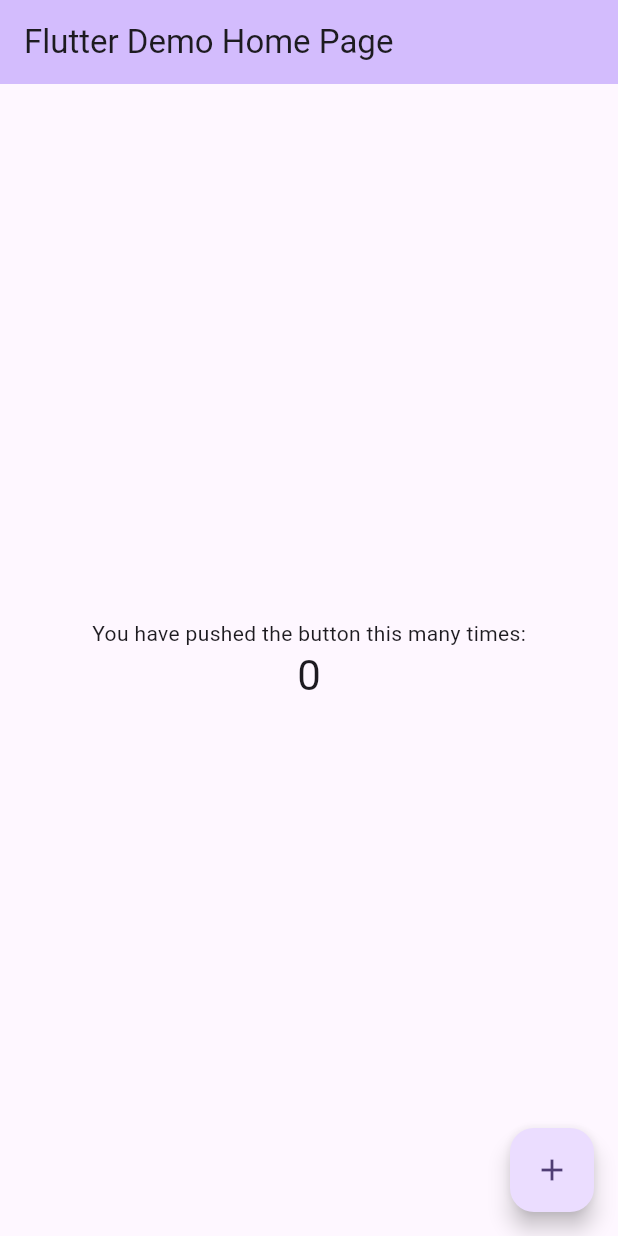
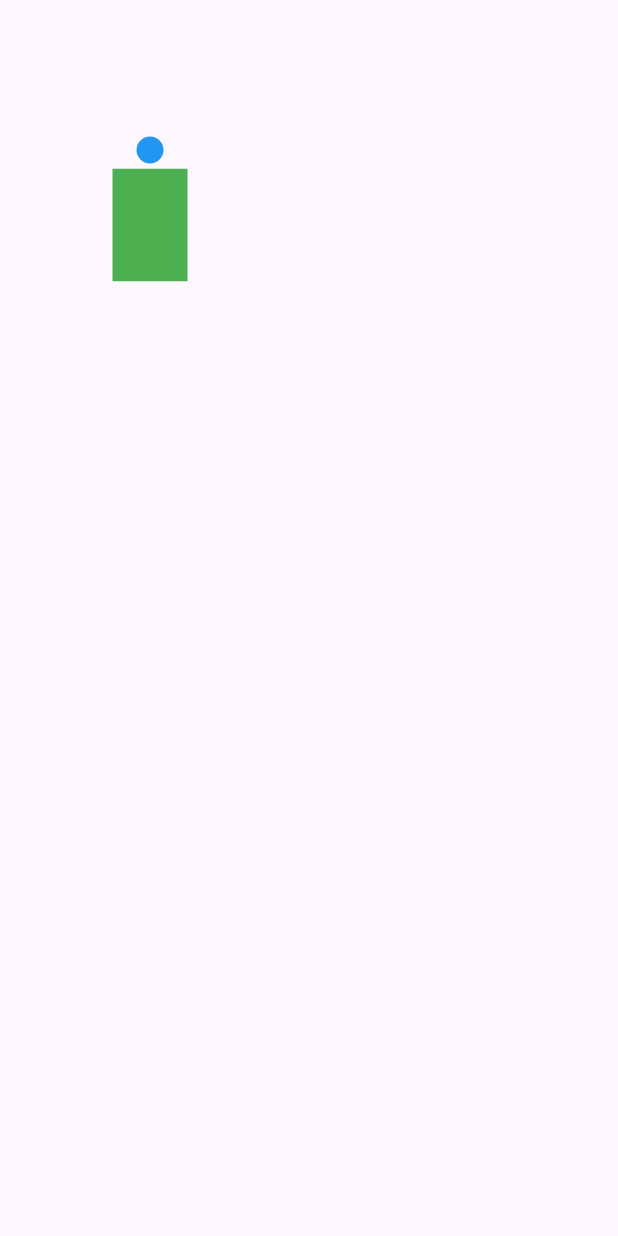
Before and after one commit to Adamv27/webpaint, a Flutter app: the screen it shows after launch, on a phone screen of 412 x 824 dp. Run offline on Flutter 3.47's test engine with Material 3 defaults, Android fonts, the phone set to English and light mode, and no system bars.

Commit message:
Add basic CustomPainter widget

```diff
--- a/lib/main.dart
+++ b/lib/main.dart
@@ -7,119 +7,66 @@
 class MyApp extends StatelessWidget {
   const MyApp({super.key});
 
-  // This widget is the root of your application.
   @override
   Widget build(BuildContext context) {
     return MaterialApp(
       title: 'Flutter Demo',
       theme: ThemeData(
-        // This is the theme of your application.
-        //
-        // TRY THIS: Try running your application with "flutter run". You'll see
-        // the application has a purple toolbar. Then, without quitting the app,
-        // try changing the seedColor in the colorScheme below to Colors.green
-        // and then invoke "hot reload" (save your changes or press the "hot
-        // reload" button in a Flutter-supported IDE, or press "r" if you used
-        // the command line to start the app).
-        //
-        // Notice that the counter didn't reset back to zero; the application
-        // state is not lost during the reload. To reset the state, use hot
-        // restart instead.
-        //
-        // This works for code too, not just values: Most code changes can be
-        // tested with just a hot reload.
         colorScheme: ColorScheme.fromSeed(seedColor: Colors.deepPurple),
         useMaterial3: true,
       ),
-      home: const MyHomePage(title: 'Flutter Demo Home Page'),
+      home: const MyHomePage(),
     );
   }
 }
 
-class MyHomePage extends StatefulWidget {
-  const MyHomePage({super.key, required this.title});
-
-  // This widget is the home page of your application. It is stateful, meaning
-  // that it has a State object (defined below) that contains fields that affect
-  // how it looks.
-
-  // This class is the configuration for the state. It holds the values (in this
-  // case the title) provided by the parent (in this case the App widget) and
-  // used by the build method of the State. Fields in a Widget subclass are
-  // always marked "final".
-
-  final String title;
+class MyHomePage extends StatelessWidget {
+  const MyHomePage({super.key});
 
   @override
-  State<MyHomePage> createState() => _MyHomePageState();
+  Widget build(BuildContext context) {
+    return Scaffold(
+      body: CustomPaint(
+        painter: DemoPainter(Colors.green),
+        willChange: true,
+        child: const SizedBox.square(
+          dimension: 200.0,
+        ),
+      ),
+    );
+  }
 }
 
-class _MyHomePageState extends State<MyHomePage> {
-  int _counter = 0;
+class DemoPainter extends CustomPainter {
+  final Color rectColor;
+  DemoPainter(this.rectColor);
 
-  void _incrementCounter() {
-    setState(() {
-      // This call to setState tells the Flutter framework that something has
-      // changed in this State, which causes it to rerun the build method below
-      // so that the display can reflect the updated values. If we changed
-      // _counter without calling setState(), then the build method would not be
-      // called again, and so nothing would appear to happen.
-      _counter++;
-    });
+  var rect = Rect.fromCenter(
+    center: const Offset(100.0, 150.0),
+    width: 50,
+    height: 75,
+  );
+
+  @override
+  void paint(Canvas canvas, Size size) {
+    var center = Offset(size.width / 2, size.height / 2);
+    var paint = Paint()
+      ..color = rectColor
+      ..strokeWidth = 9.0;
+
+    canvas.drawRect(rect, paint);
+    var radius = 9.0;
+    paint = Paint()..color = Colors.blue;
+    canvas.drawCircle(center, radius, paint);
   }
 
   @override
-  Widget build(BuildContext context) {
-    // This method is rerun every time setState is called, for instance as done
-    // by the _incrementCounter method above.
-    //
-    // The Flutter framework has been optimized to make rerunning build methods
-    // fast, so that you can just rebuild anything that needs updating rather
-    // than having to individually change instances of widgets.
-    return Scaffold(
-      appBar: AppBar(
-        // TRY THIS: Try changing the color here to a specific color (to
-        // Colors.amber, perhaps?) and trigger a hot reload to see the AppBar
-        // change color while the other colors stay the same.
-        backgroundColor: Theme.of(context).colorScheme.inversePrimary,
-        // Here we take the value from the MyHomePage object that was created by
-        // the App.build method, and use it to set our appbar title.
-        title: Text(widget.title),
-      ),
-      body: Center(
-        // Center is a layout widget. It takes a single child and positions it
-        // in the middle of the parent.
-        child: Column(
-          // Column is also a layout widget. It takes a list of children and
-          // arranges them vertically. By default, it sizes itself to fit its
-          // children horizontally, and tries to be as tall as its parent.
-          //
-          // Column has various properties to control how it sizes itself and
-          // how it positions its children. Here we use mainAxisAlignment to
-          // center the children vertically; the main axis here is the vertical
-          // axis because Columns are vertical (the cross axis would be
-          // horizontal).
-          //
-          // TRY THIS: Invoke "debug painting" (choose the "Toggle Debug Paint"
-          // action in the IDE, or press "p" in the console), to see the
-          // wireframe for each widget.
-          mainAxisAlignment: MainAxisAlignment.center,
-          children: <Widget>[
-            const Text(
-              'You have pushed the button this many times:',
-            ),
-            Text(
-              '$_counter',
-              style: Theme.of(context).textTheme.headlineMedium,
-            ),
-          ],
-        ),
-      ),
-      floatingActionButton: FloatingActionButton(
-        onPressed: _incrementCounter,
-        tooltip: 'Increment',
-        child: const Icon(Icons.add),
-      ), // This trailing comma makes auto-formatting nicer for build methods.
-    );
+  bool shouldRepaint(covariant DemoPainter oldDelegate) {
+    return rectColor != oldDelegate.rectColor;
+  }
+
+  @override
+  bool? hitTest(Offset position) {
+    return rect.contains(position);
   }
 }
```
